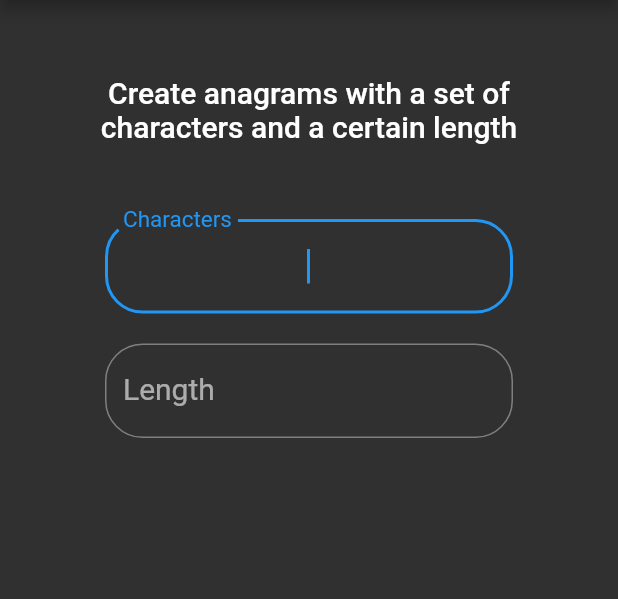
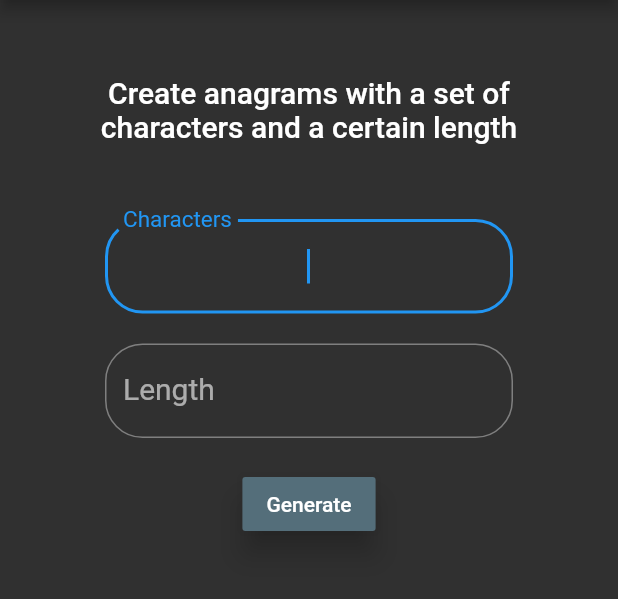
Before and after one commit to tevanc14/Anagrammatic, a Flutter app: the screen it shows after launch, on a phone screen of 412 x 824 dp, the part 84-683 px from its top. Run offline on Flutter 3.47's test engine with Material 2 defaults, Android fonts, the phone set to English and light mode, and no system bars.

Commit message:
0.9.1 - Submit button, better input validation

```diff
--- a/lib/common/form_input_elements.dart
+++ b/lib/common/form_input_elements.dart
@@ -14,4 +14,8 @@ class FormInputElements {
       25.0,
     ),
   );
+
+  static EdgeInsetsGeometry padding = EdgeInsets.symmetric(
+    horizontal: 70.0,
+  );
 }
--- a/lib/form/inputs.dart
+++ b/lib/form/inputs.dart
@@ -40,9 +40,7 @@ class InputsState extends State<Inputs> {
                   ),
                 ),
                 Padding(
-                  padding: const EdgeInsets.symmetric(
-                    horizontal: 70.0,
-                  ),
+                  padding: FormInputElements.padding,
                   child: TextFormField(
                     controller: charactersTextController,
                     autofocus: true,
@@ -58,9 +56,11 @@ class InputsState extends State<Inputs> {
                     validator: (characters) {
                       if (characters.contains(RegExp(r'[^a-zA-Z]'))) {
                         return 'Must be only letters';
+                      } else if (characters.length <= 0) {
+                        return 'Must contain at least one character';
                       }
                     },
-                    onFieldSubmitted: (v) {
+                    onFieldSubmitted: (value) {
                       FocusScope.of(context).requestFocus(lengthFocus);
                     },
                   ),
@@ -71,9 +71,7 @@ class InputsState extends State<Inputs> {
                   ),
                 ),
                 Padding(
-                  padding: const EdgeInsets.symmetric(
-                    horizontal: 70.0,
-                  ),
+                  padding: FormInputElements.padding,
                   child: TextFormField(
                     controller: lengthTextController,
                     focusNode: lengthFocus,
@@ -85,18 +83,29 @@ class InputsState extends State<Inputs> {
                       border: FormInputElements.inputBorder,
                     ),
                     validator: (length) {
-                      print(length);
-                      print(length.contains(RegExp(r'[^0-9]')));
-                      print(length.length);
-                      if (length.contains(RegExp(r'[^0-9]')) ||
-                          length.length <= 0) {
+                      if (length.contains(RegExp(r'[^0-9]'))) {
                         return 'Must be a number';
+                      } else if (length.length <= 0) {
+                        return 'Must be at least 1';
+                      } else if (int.parse(length) >= 20) {
+                        return 'Must be less than 20';
                       }
                     },
                     onFieldSubmitted: (value) {
-                      if (key.currentState.validate()) {
                         transferToAnagramList(context);
-                      }
+                    },
+                  ),
+                ),
+                Padding(
+                  padding: const EdgeInsets.only(
+                    top: 20.0,
+                  ),
+                  child: RaisedButton(
+                    child: const Text('Generate'),
+                    color: Theme.of(context).primaryColor,
+                    elevation: 8.0,
+                    onPressed: () {
+                      transferToAnagramList(context);
                     },
                   ),
                 ),
@@ -105,16 +114,11 @@ class InputsState extends State<Inputs> {
           ],
         ),
       ),
-//      floatingActionButton: FloatingActionButton(
-//        onPressed: () => {},
-//        tooltip: 'Generate Anagrams',
-//        child: Icon(Icons.done),
-//        backgroundColor: Theme.of(context).primaryColor,
-//      ),
     );
   }
 
   void transferToAnagramList(BuildContext context) {
+    if (key.currentState.validate()) {
       Navigator.push(
         context,
         MaterialPageRoute(
@@ -126,3 +130,4 @@ class InputsState extends State<Inputs> {
       );
     }
   }
+}
--- a/lib/visualization/anagram_list.dart
+++ b/lib/visualization/anagram_list.dart
@@ -54,6 +54,7 @@ class AnagramListState extends State<AnagramList> {
           },
         ),
         alignment: FractionalOffset.center,
-        ));
+      ),
+    );
   }
 }
--- a/pubspec.yaml
+++ b/pubspec.yaml
@@ -7,7 +7,7 @@ description: Generate appropriate anagrams for given characters and length
 # Both the version and the builder number may be overridden in flutter
 # build by specifying --build-name and --build-number, respectively.
 # Read more about versioning at semver.org.
-version: 0.8.1
+version: 0.9.2
 
 environment:
   sdk: ">=2.0.0-dev.68.0 <3.0.0"
```
Also changed, not shown: lib/visualization/anagram_card.dart (+9 -6 lines). Lines whose indentation alone changed are shown as unchanged.
